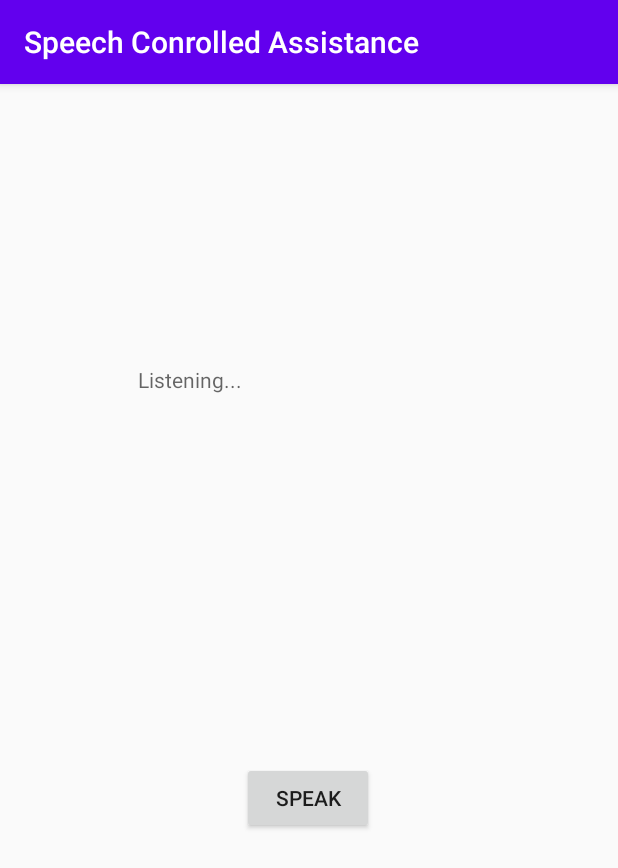
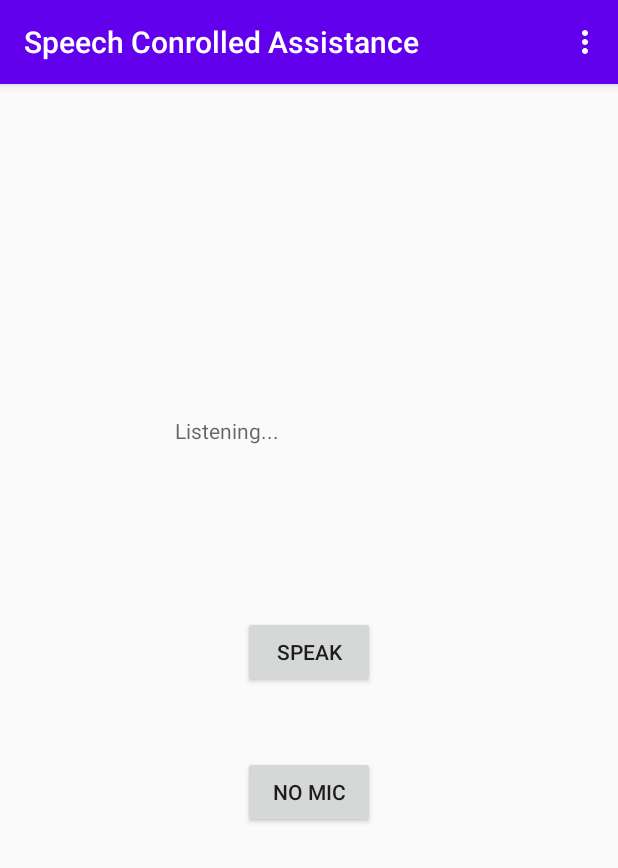
Before and after one commit to ABD-01/Android-Speech-Controlled-Assistance, an Android app: the screen it shows after launch (MainActivity), after a tap on "SPEAK", on a phone screen of 412 x 824 dp. Shown: the top 868 px of the screen. Run offline under Robolectric (Android 15) with nearby library versions, the phone set to English and light mode, and no system bars.

Commit message:
Added Menu and About Dialog 	modified:   .idea/gradle.xml 	modified:   .idea/misc.xml 	new file:   app/src/main/java/com/example/speechconrolledassistance/About.java 	modified:   app/src/main/java/com/example/speechconrolledassistance/MainActivity.java 	modified:   app/src/main/res/layout/activity_main.xml 	new file:   app/src/main/res/menu/menu.xml

```diff
--- /dev/null
+++ b/app/src/main/java/com/example/speechconrolledassistance/About.java
@@ -0,0 +1,30 @@
+package com.example.speechconrolledassistance;
+
+import android.app.AlertDialog;
+import android.content.Context;
+import android.content.DialogInterface;
+import android.util.Log;
+
+public class About{
+
+    static String text = "Speech Controlled Assistance.\nUses Voice commands to ON/OFF household appliances.";
+
+    public static void show(Context context){
+        AlertDialog.Builder builder = new AlertDialog.Builder(context);
+        builder.setTitle("About");
+        builder.setMessage(text);
+        builder.setCancelable(false);
+        builder.setPositiveButton("OK", new DialogInterface.OnClickListener() {
+            @Override
+            public void onClick(DialogInterface dialogInterface, int i) {
+            }
+        });
+
+        System.out.println("Showing About");
+        AlertDialog dialog = builder.create();
+
+        Log.d(MainActivity.LOG_TAG, "Showing About!");
+        dialog.show();
+//        ref: https://www.tutorialspoint.com/android/android_alert_dialoges.htm
+    }
+}
--- a/app/src/main/java/com/example/speechconrolledassistance/MainActivity.java
+++ b/app/src/main/java/com/example/speechconrolledassistance/MainActivity.java
@@ -1,10 +1,4 @@
 package com.example.speechconrolledassistance;
-
-import androidx.annotation.NonNull;
-import androidx.annotation.Nullable;
-import androidx.appcompat.app.AppCompatActivity;
-import androidx.core.app.ActivityCompat;
-import androidx.core.content.ContextCompat;
 
 import android.Manifest;
 import android.content.Intent;
@@ -14,18 +8,25 @@ import android.os.Bundle;
 import android.speech.RecognizerIntent;
 import android.speech.tts.TextToSpeech;
 import android.util.Log;
+import android.view.Menu;
+import android.view.MenuInflater;
+import android.view.MenuItem;
 import android.view.View;
 import android.widget.Button;
 import android.widget.TextView;
 import android.widget.Toast;
 
+import androidx.annotation.NonNull;
+import androidx.appcompat.app.AppCompatActivity;
+import androidx.core.app.ActivityCompat;
+import androidx.core.content.ContextCompat;
+
 import java.util.ArrayList;
 import java.util.Locale;
 
-
 public class MainActivity extends AppCompatActivity {
 
-    private static final String LOG_TAG = MainActivity.class.getSimpleName();
+    public static final String LOG_TAG = MainActivity.class.getSimpleName();
     public static final Integer RecordAudioRequestCode = 1;
 
     private TextView recoText;
@@ -49,7 +50,7 @@ public class MainActivity extends AppCompatActivity {
 //        ref: https://github.com/abhinav0612/SpeechToText/blob/master/app/src/main/java/com/example/texttospeech/MainActivity.java#L37
 
         recoText = findViewById(R.id.recoText);
-        button = findViewById((R.id.button));
+        button = findViewById((R.id.speak));
 
 
         final Intent intent = new Intent(RecognizerIntent.ACTION_RECOGNIZE_SPEECH);
@@ -62,6 +63,11 @@ public class MainActivity extends AppCompatActivity {
                 Log.d(LOG_TAG, "Button clicked!");
                 System.out.println("Button is Clicked");
                 textToSpeech.speak("What is your Command", TextToSpeech.QUEUE_ADD, null);
+                try {
+                    Thread.sleep(1000);
+                } catch (InterruptedException e) {
+                    e.printStackTrace();
+                }
                 startActivityForResult(intent, 10);
             }
         });
@@ -98,4 +104,20 @@ public class MainActivity extends AppCompatActivity {
         }
     }
 
+    @Override
+    public boolean onCreateOptionsMenu(Menu menu) {
+        MenuInflater inflater = getMenuInflater();
+        inflater.inflate(R.menu.menu, menu);
+        return true;
+//     ref: https://www.youtube.com/watch?v=oh4YOj9VkVE
+    }
+
+    public void configure(MenuItem item) {
+        Log.d(LOG_TAG, "Implement Configure");
+
+    }
+
+    public void showAbout(MenuItem item) {
+        About.show(this);
+    }
 }
--- a/app/src/main/res/layout/activity_main.xml
+++ b/app/src/main/res/layout/activity_main.xml
@@ -6,27 +6,35 @@
     android:layout_height="match_parent"
     tools:context=".MainActivity">
 
-    <Button
-        android:id="@+id/button"
-        android:layout_width="wrap_content"
-        android:layout_height="wrap_content"
-        android:text="Speak"
-        app:layout_constraintBottom_toBottomOf="parent"
-        app:layout_constraintEnd_toEndOf="parent"
-        app:layout_constraintHorizontal_bias="0.498"
-        app:layout_constraintStart_toStartOf="parent"
-        app:layout_constraintTop_toTopOf="parent"
-        app:layout_constraintVertical_bias="0.628" />
-
     <TextView
         android:id="@+id/recoText"
-        android:layout_width="228dp"
-        android:layout_height="125dp"
-        android:layout_marginTop="176dp"
-        android:layout_marginBottom="128dp"
+        android:layout_width="179dp"
+        android:layout_height="49dp"
+        android:layout_marginTop="203dp"
+        android:layout_marginBottom="66dp"
         android:hint="Listening..."
-        app:layout_constraintBottom_toTopOf="@+id/button"
+        app:layout_constraintBottom_toTopOf="@+id/speak"
         app:layout_constraintEnd_toEndOf="parent"
         app:layout_constraintStart_toStartOf="parent"
         app:layout_constraintTop_toTopOf="parent" />
+
+    <Button
+        android:id="@+id/speak"
+        android:layout_width="wrap_content"
+        android:layout_height="wrap_content"
+        android:layout_marginBottom="45dp"
+        android:text="Speak"
+        app:layout_constraintBottom_toTopOf="@+id/nomic"
+        app:layout_constraintEnd_toEndOf="parent"
+        app:layout_constraintStart_toStartOf="parent" />
+
+    <Button
+        android:id="@+id/nomic"
+        android:layout_width="wrap_content"
+        android:layout_height="wrap_content"
+        android:layout_marginBottom="272dp"
+        android:text="No Mic"
+        app:layout_constraintBottom_toBottomOf="parent"
+        app:layout_constraintEnd_toEndOf="parent"
+        app:layout_constraintStart_toStartOf="parent" />
 </androidx.constraintlayout.widget.ConstraintLayout>
--- /dev/null
+++ b/app/src/main/res/menu/menu.xml
@@ -0,0 +1,13 @@
+<?xml version="1.0" encoding="utf-8"?>
+<menu xmlns:app="http://schemas.android.com/apk/res-auto"
+    xmlns:android="http://schemas.android.com/apk/res/android">
+
+    <item
+        android:id="@+id/configure"
+        android:onClick="configure"
+        android:title="Configure" />
+    <item
+        android:id="@+id/about"
+        android:onClick="showAbout"
+        android:title="About" />
+</menu>
```
